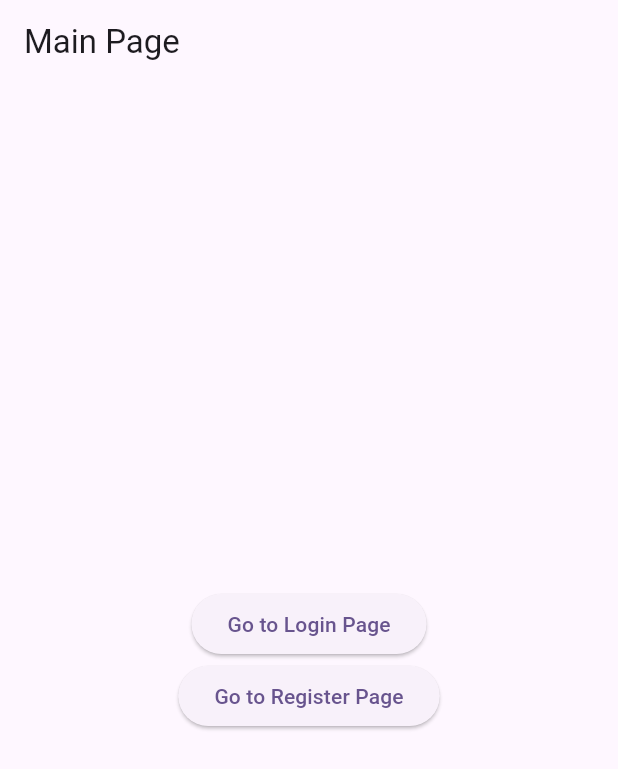
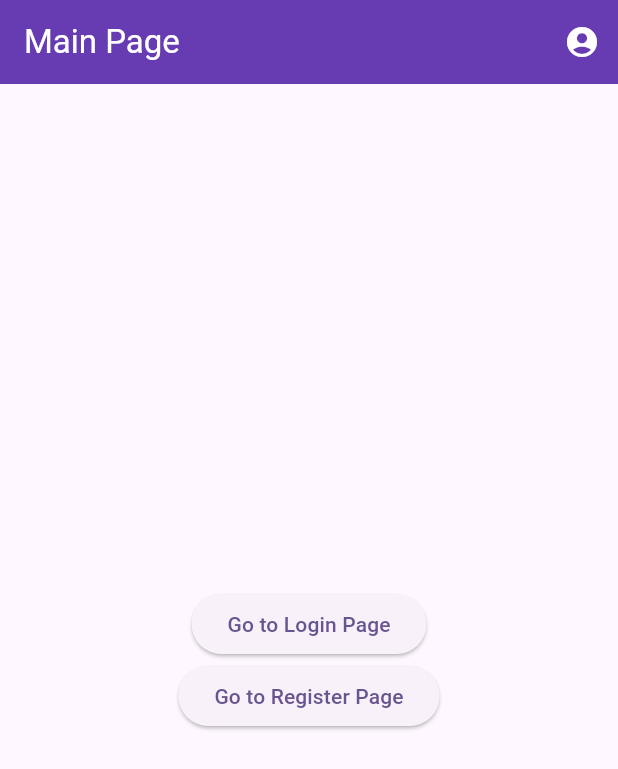
Before and after one commit to petreleon/elearning_frontend, a Flutter app: the screen it shows after launch, on a phone screen of 412 x 824 dp. Shown: the top 769 px of the screen. Run offline on Flutter 3.47's test engine with Material 3 defaults, Android fonts, the phone set to English and light mode, and no system bars.

Commit message:
interface update

```diff
--- a/lib/main.dart
+++ b/lib/main.dart
@@ -15,9 +15,14 @@ class MyApp extends StatelessWidget {
       theme: ThemeData(
         colorScheme: ColorScheme.fromSeed(seedColor: Colors.deepPurple),
         useMaterial3: true,
+        appBarTheme: const AppBarTheme(
+          backgroundColor: Colors.deepPurple, // Change background color
+          foregroundColor: Colors.white, // Change text/icon color
+          elevation: 4.0, // Add shadow effect to separate from background
+        ),
       ),
       onGenerateRoute: AppRouter.generateRoute,
-      initialRoute: '/',  // Start with the main page
+      initialRoute: '/', // Start with the main page
     );
   }
 }
--- a/lib/main_page.dart
+++ b/lib/main_page.dart
@@ -8,6 +8,18 @@ class MainPage extends StatelessWidget {
     return Scaffold(
       appBar: AppBar(
         title: const Text('Main Page'),
+        actions: [
+          IconButton(
+            icon: const Icon(Icons.account_circle), // User icon
+            onPressed: () {
+              // You can add navigation or other actions here if needed
+              // For now, let's just show a message
+              ScaffoldMessenger.of(context).showSnackBar(
+                const SnackBar(content: Text('User icon pressed')),
+              );
+            },
+          ),
+        ],
       ),
       body: Center(
         child: Column(
```
